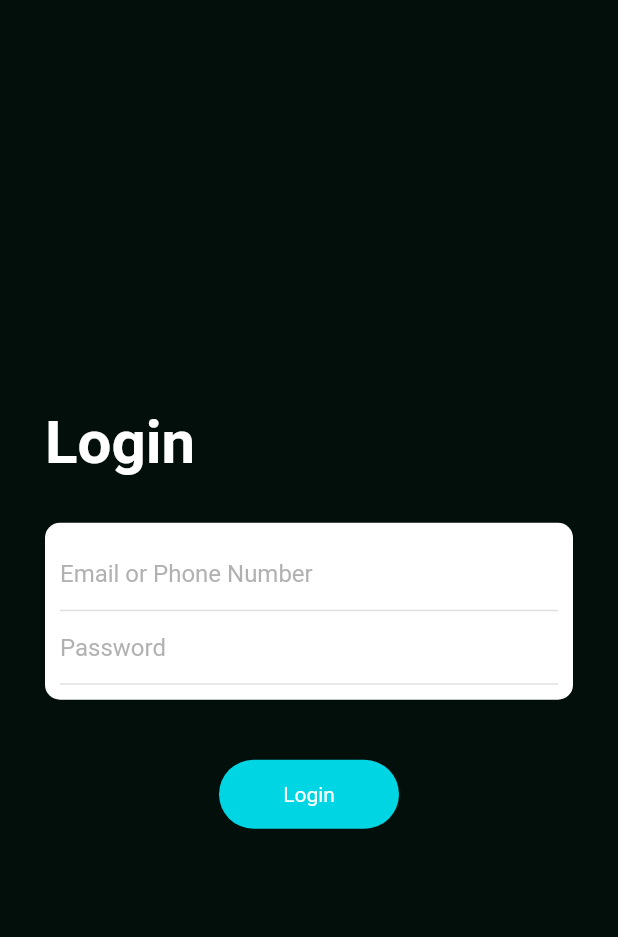
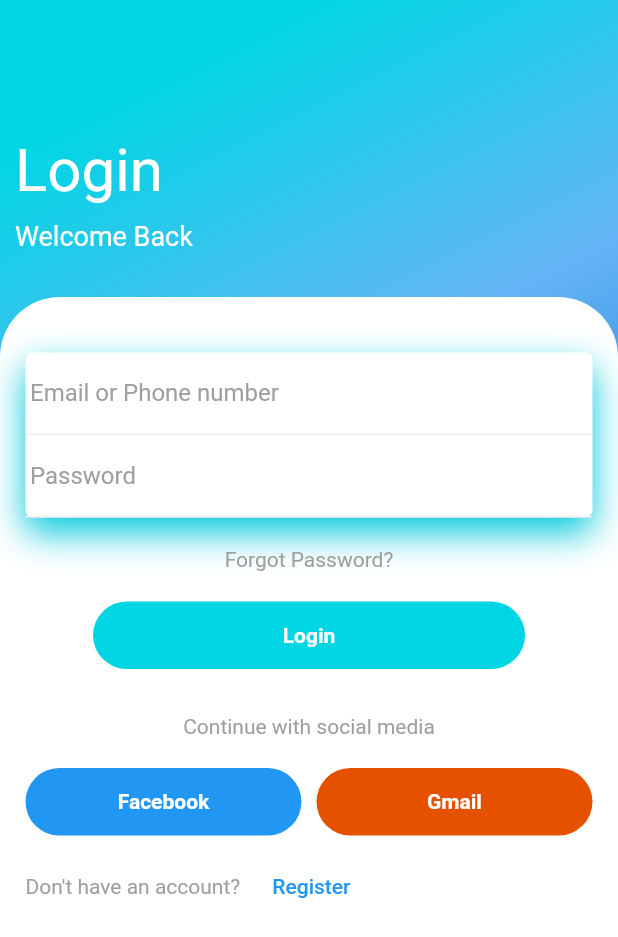
Before and after one commit to fasrinaleem/FillMe-FillingStationLocator-FlutterApp, a Flutter app: the LoginPage screen opened directly, on a phone screen of 412 x 824 dp. Shown: the top 937 px of the screen. Run offline on Flutter 3.47's test engine with Material 2 defaults, Android fonts, the phone set to English and light mode, and no system bars; our stand-ins replace page_transition, simple_animations.

Commit message:
New Login and Registration page added

```diff
--- a/lib/LoginPage.dart
+++ /dev/null
@@ -1,90 +0,0 @@
-import 'package:flutter/material.dart';
-import 'package:onboarding/animations/FadeAnimation.dart';
-
-class LoginPage extends StatelessWidget {
-  @override
-  Widget build(BuildContext context) {
-    return Scaffold(
-      // backgroundColor: Color.fromRGBO(3, 9, 23, 1),
-      // backgroundColor: Color.fromRGBO(10, 150, 227, 1),
-      backgroundColor: Color.fromRGBO(3, 15, 10, 1),
-      body: Container(
-        padding: EdgeInsets.all(30),
-        child: Column(
-          crossAxisAlignment: CrossAxisAlignment.start,
-          mainAxisAlignment: MainAxisAlignment.center,
-          children: <Widget>[
-            FadeAnimation(
-                1.2,
-                Text(
-                  "Login",
-                  style: TextStyle(
-                      color: Colors.white,
-                      fontSize: 40,
-                      fontWeight: FontWeight.bold),
-                )),
-            SizedBox(
-              height: 30,
-            ),
-            FadeAnimation(
-                1.5,
-                Container(
-                  padding: EdgeInsets.all(10),
-                  decoration: BoxDecoration(
-                    borderRadius: BorderRadius.circular(10),
-                    color: Colors.white,
-                  ),
-                  child: Column(
-                    children: <Widget>[
-                      Container(
-                        decoration: BoxDecoration(
-                            border: Border(
-                                bottom: BorderSide(color: Colors.grey[300]))),
-                        child: TextField(
-                          decoration: InputDecoration(
-                              border: InputBorder.none,
-                              hintStyle:
-                                  TextStyle(color: Colors.grey.withOpacity(.8)),
-                              hintText: "Email or Phone Number"),
-                        ),
-                      ),
-                      Container(
-                        decoration: BoxDecoration(
-                            border: Border(
-                                bottom: BorderSide(color: Colors.grey[300]))),
-                        child: TextField(
-                          decoration: InputDecoration(
-                              border: InputBorder.none,
-                              hintStyle:
-                                  TextStyle(color: Colors.grey.withOpacity(.8)),
-                              hintText: "Password"),
-                        ),
-                      )
-                    ],
-                  ),
-                )),
-            SizedBox(
-              height: 40,
-            ),
-            FadeAnimation(
-                1.8,
-                Center(
-                  child: Container(
-                    width: 120,
-                    padding: EdgeInsets.all(15),
-                    decoration: BoxDecoration(
-                        borderRadius: BorderRadius.circular(50),
-                        color: Color.fromRGBO(0, 214, 227, 1)),
-                    child: Center(
-                      child: Text("Login",
-                          style:
-                              TextStyle(color: Colors.white)),
-                    ),
-                  ),
-                )),
-          ],
-        ),
-      ),
-    );
-  }
-}
--- /dev/null
+++ b/lib/login.dart
@@ -0,0 +1,239 @@
+import 'animations/FadeAnimation.dart';
+import 'package:flutter/material.dart';
+import 'package:onboarding/registration.dart';
+
+void main() => runApp(MaterialApp(
+      debugShowCheckedModeBanner: false,
+      home: LoginPage(),
+    ));
+
+class LoginPage extends StatelessWidget {
+  @override
+  Widget build(BuildContext context) {
+    return Scaffold(
+      body: Container(
+        width: double.infinity,
+        decoration: BoxDecoration(
+            gradient: LinearGradient(begin: Alignment.topCenter, colors: [
+          Color.fromRGBO(0, 214, 227, 1),
+          Colors.blue[300],
+          Colors.blue[700]
+        ])),
+        child: Column(
+          crossAxisAlignment: CrossAxisAlignment.start,
+          children: <Widget>[
+            SizedBox(
+              height: 80,
+            ),
+            Padding(
+              padding: EdgeInsets.all(10),
+              child: Column(
+                crossAxisAlignment: CrossAxisAlignment.start,
+                children: <Widget>[
+                  FadeAnimation(
+                      1,
+                      Text(
+                        "Login",
+                        style: TextStyle(color: Colors.white, fontSize: 40),
+                      )),
+                  SizedBox(
+                    height: 10,
+                  ),
+                  FadeAnimation(
+                      1.3,
+                      Text(
+                        "Welcome Back",
+                        style: TextStyle(color: Colors.white, fontSize: 18),
+                      )),
+                ],
+              ),
+            ),
+            SizedBox(height: 20),
+            Expanded(
+              child: Container(
+                decoration: BoxDecoration(
+                    color: Colors.white,
+                    borderRadius: BorderRadius.only(
+                        topLeft: Radius.circular(40),
+                        topRight: Radius.circular(40))),
+                child: SingleChildScrollView(
+                  child: Padding(
+                    padding: EdgeInsets.all(17),
+                    child: Column(
+                      children: <Widget>[
+                        SizedBox(
+                          height: 20,
+                        ),
+                        FadeAnimation(
+                            1.4,
+                            Container(
+                              decoration: BoxDecoration(
+                                  color: Colors.white,
+                                  borderRadius: BorderRadius.circular(5),
+                                  boxShadow: [
+                                    BoxShadow(
+                                        color: Color.fromRGBO(0, 200, 220, 10),
+                                        blurRadius: 20,
+                                        offset: Offset(0, 10))
+                                  ]),
+                              child: Column(
+                                children: <Widget>[
+                                  Container(
+                                    padding: EdgeInsets.all(3),
+                                    decoration: BoxDecoration(
+                                        border: Border(
+                                            bottom: BorderSide(
+                                                color: Colors.grey[200]))),
+                                    child: TextField(
+                                      decoration: InputDecoration(
+                                          hintText: "Email or Phone number",
+                                          hintStyle:
+                                              TextStyle(color: Colors.grey),
+                                          border: InputBorder.none),
+                                    ),
+                                  ),
+                                  Container(
+                                    padding: EdgeInsets.all(3),
+                                    decoration: BoxDecoration(
+                                        border: Border(
+                                            bottom: BorderSide(
+                                                color: Colors.grey[200]))),
+                                    child: TextField(
+                                      decoration: InputDecoration(
+                                          hintText: "Password",
+                                          hintStyle:
+                                              TextStyle(color: Colors.grey),
+                                          border: InputBorder.none),
+                                    ),
+                                  ),
+                                ],
+                              ),
+                            )),
+                        SizedBox(
+                          height: 20,
+                        ),
+                        FadeAnimation(
+                            1.5,
+                            Text(
+                              "Forgot Password?",
+                              style: TextStyle(color: Colors.grey),
+                            )),
+                        SizedBox(
+                          height: 20,
+                        ),
+                        FadeAnimation(
+                            1.6,
+                            Container(
+                              height: 45,
+                              margin: EdgeInsets.symmetric(horizontal: 45),
+                              decoration: BoxDecoration(
+                                  borderRadius: BorderRadius.circular(45),
+                                  color: Color.fromRGBO(0, 214, 227, 1)),
+                              child: Center(
+                                child: Text(
+                                  "Login",
+                                  style: TextStyle(
+                                      color: Colors.white,
+                                      fontWeight: FontWeight.bold),
+                                ),
+                              ),
+                            )),
+                        SizedBox(
+                          height: 30,
+                        ),
+                        FadeAnimation(
+                            1.7,
+                            Text(
+                              "Continue with social media",
+                              style: TextStyle(color: Colors.grey),
+                            )),
+                        SizedBox(
+                          height: 20,
+                        ),
+                        Row(
+                          children: <Widget>[
+                            Expanded(
+                              child: FadeAnimation(
+                                  1.8,
+                                  Container(
+                                    height: 45,
+                                    decoration: BoxDecoration(
+                                        borderRadius: BorderRadius.circular(45),
+                                        color: Colors.blue),
+                                    child: Center(
+                                      child: Text(
+                                        "Facebook",
+                                        style: TextStyle(
+                                            color: Colors.white,
+                                            fontWeight: FontWeight.bold),
+                                      ),
+                                    ),
+                                  )),
+                            ),
+                            SizedBox(
+                              width: 10,
+                            ),
+                            Expanded(
+                              child: FadeAnimation(
+                                  1.9,
+                                  Container(
+                                    height: 45,
+                                    decoration: BoxDecoration(
+                                        borderRadius: BorderRadius.circular(45),
+                                        color: Colors.orange[900]),
+                                    child: Center(
+                                      child: Text(
+                                        "Gmail",
+                                        style: TextStyle(
+                                            color: Colors.white,
+                                            fontWeight: FontWeight.bold),
+                                      ),
+                                    ),
+                                  )),
+                            ),
+                          ],
+                        ),
+                        SizedBox(
+                          height: 10,
+                        ),
+                        FadeAnimation(
+                            1.7,
+                            Row(
+                              children: <Widget>[
+                                Text(
+                                  "Don't have an account? ",
+                                  style: TextStyle(color: Colors.grey),
+                                ),
+                                Container(
+                                  child: FlatButton(
+                                    child: Text(
+                                      "Register",
+                                      style: TextStyle(color: Colors.blue),
+                                    ),
+                                    onPressed: () {
+                                      Navigator.push(
+                                          context,
+                                          MaterialPageRoute(
+                                            builder: (BuildContext context) =>
+                                                RegistrationPage(),
+                                          ));
+                                    },
+                                  ),
+                                ),
+                              ],
+                            )),
+                        SizedBox(
+                          height: 5,
+                        ),
+                      ],
+                    ),
+                  ),
+                ),
+              ),
+            )
+          ],
+        ),
+      ),
+    );
+  }
+}
--- a/lib/splashScreen.dart
+++ b/lib/splashScreen.dart
@@ -1,7 +1,7 @@
 import 'package:flutter/material.dart';
 import 'animations/FadeAnimation.dart';
 import 'package:page_transition/page_transition.dart';
-import 'package:onboarding/LoginPage.dart';
+import 'package:onboarding/login.dart';
 
 void main() => runApp(
     MaterialApp(debugShowCheckedModeBanner: false, home: SplashScreen()));
```
Also changed, not shown: lib/registration.dart (added, +244 -0 lines).
